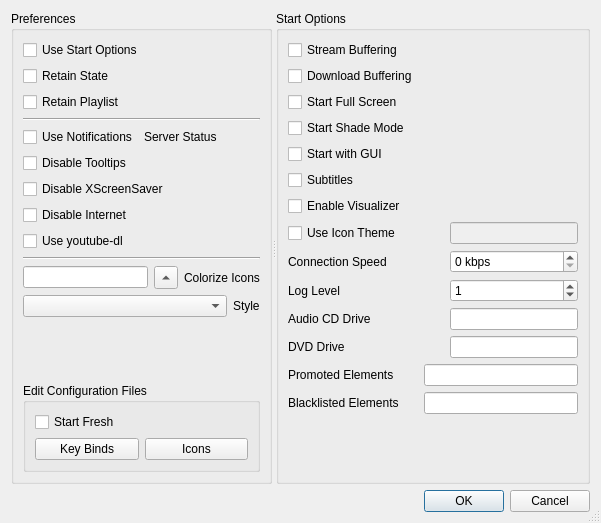
The window that code/settings/ui/settings.ui (andrew-bibb/mbmp) describes before a commit, drawn with Qt 5.
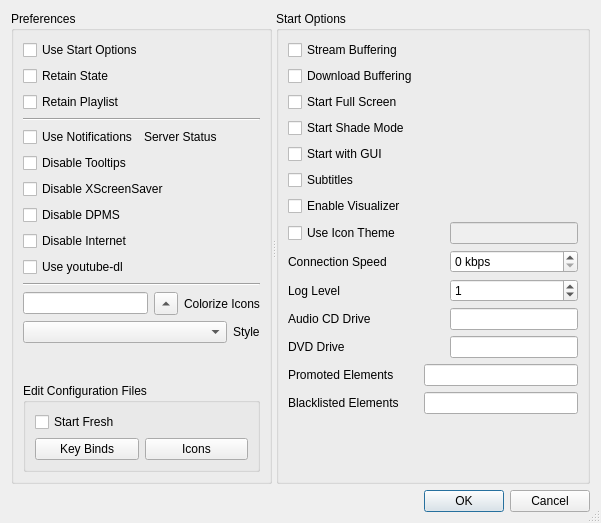
The same window after the commit.

Commit message: disable x11 sceensaver and dpms

```diff
--- a/code/settings/ui/settings.ui
+++ b/code/settings/ui/settings.ui
@@ -130,7 +130,7 @@
          </property>
         </widget>
        </item>
-       <item row="13" column="0">
+       <item row="14" column="0">
         <spacer name="verticalSpacer">
          <property name="orientation">
           <enum>Qt::Vertical</enum>
@@ -143,7 +143,7 @@
          </property>
         </spacer>
        </item>
-       <item row="14" column="0">
+       <item row="15" column="0">
         <widget class="QGroupBox" name="groupBox_edit">
          <property name="whatsThis">
           <string>&lt;html&gt;&lt;head/&gt;&lt;body&gt;&lt;p&gt;Edit the user copy of the &lt;span style=&quot; font-weight:600;&quot;&gt;mbmp.keys&lt;/span&gt; and&lt;span style=&quot; font-weight:600;&quot;&gt; mbmp.icon&lt;/span&gt; files. &lt;/p&gt;&lt;p&gt;This uses xdg-open and if there mime type for text/plain found the controls will be disabled.&lt;/p&gt;&lt;/body&gt;&lt;/html&gt;</string>
@@ -179,7 +179,7 @@
          </layout>
         </widget>
        </item>
-       <item row="10" column="0">
+       <item row="11" column="0">
         <layout class="QHBoxLayout" name="horizontalLayout">
          <item>
           <widget class="QLineEdit" name="lineEdit_colorize">
@@ -213,7 +213,7 @@
          </item>
         </layout>
        </item>
-       <item row="7" column="0">
+       <item row="8" column="0">
         <widget class="QCheckBox" name="checkBox_disableinternet">
          <property name="whatsThis">
           <string>&lt;html&gt;&lt;head/&gt;&lt;body&gt;&lt;p&gt;When checked internet services (Musicbrainz and Cover Art Archive) will not be used.&lt;/p&gt;&lt;/body&gt;&lt;/html&gt;</string>
@@ -223,7 +223,7 @@
          </property>
         </widget>
        </item>
-       <item row="11" column="0">
+       <item row="12" column="0">
         <layout class="QHBoxLayout" name="horizontalLayout_3">
          <item>
           <widget class="QComboBox" name="comboBox_style">
@@ -250,14 +250,14 @@
          </item>
         </layout>
        </item>
-       <item row="9" column="0">
+       <item row="10" column="0">
         <widget class="Line" name="line_2">
          <property name="orientation">
           <enum>Qt::Horizontal</enum>
          </property>
         </widget>
        </item>
-       <item row="8" column="0">
+       <item row="9" column="0">
         <widget class="QCheckBox" name="checkBox_useyoutubedl">
          <property name="whatsThis">
           <string>&lt;html&gt;&lt;head/&gt;&lt;body&gt;&lt;p&gt;When checked URL's will be parsed through &lt;span style=&quot; font-style:italic;&quot;&gt;youtube-dl&lt;/span&gt;.  This option will only be available if MBMP is able to detect youtube-dl on your system.&lt;/p&gt;&lt;/body&gt;&lt;/html&gt;</string>
@@ -267,6 +267,16 @@
          </property>
         </widget>
        </item>
+       <item row="7" column="0">
+        <widget class="QCheckBox" name="checkBox_disabledpms">
+         <property name="whatsThis">
+          <string>&lt;html&gt;&lt;head/&gt;&lt;body&gt;&lt;p&gt;When checked DPMS (Display Power Management Signaling) will be turned off while MBMP is running. This will disable screen blanking.&lt;/p&gt;&lt;/body&gt;&lt;/html&gt;</string>
+         </property>
+         <property name="text">
+          <string>Disable DPMS</string>
+         </property>
+        </widget>
+       </item>
       </layout>
      </widget>
      <widget class="QGroupBox" name="groupBox_startoptions">
```
The commit also changes 8 other files.
